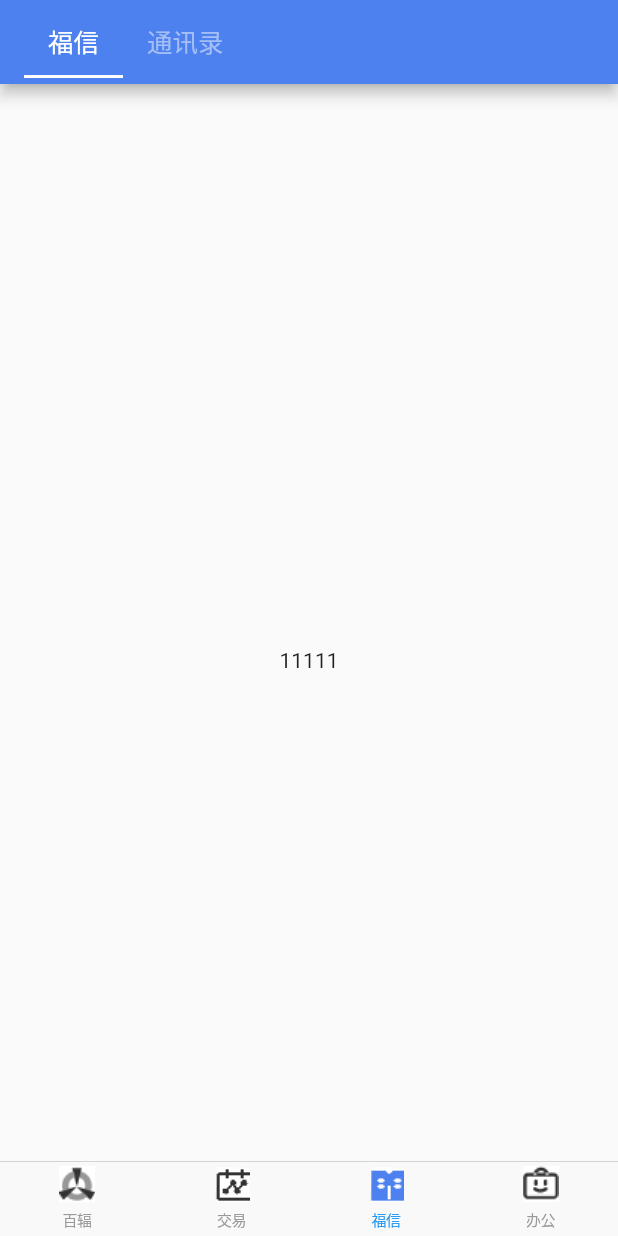
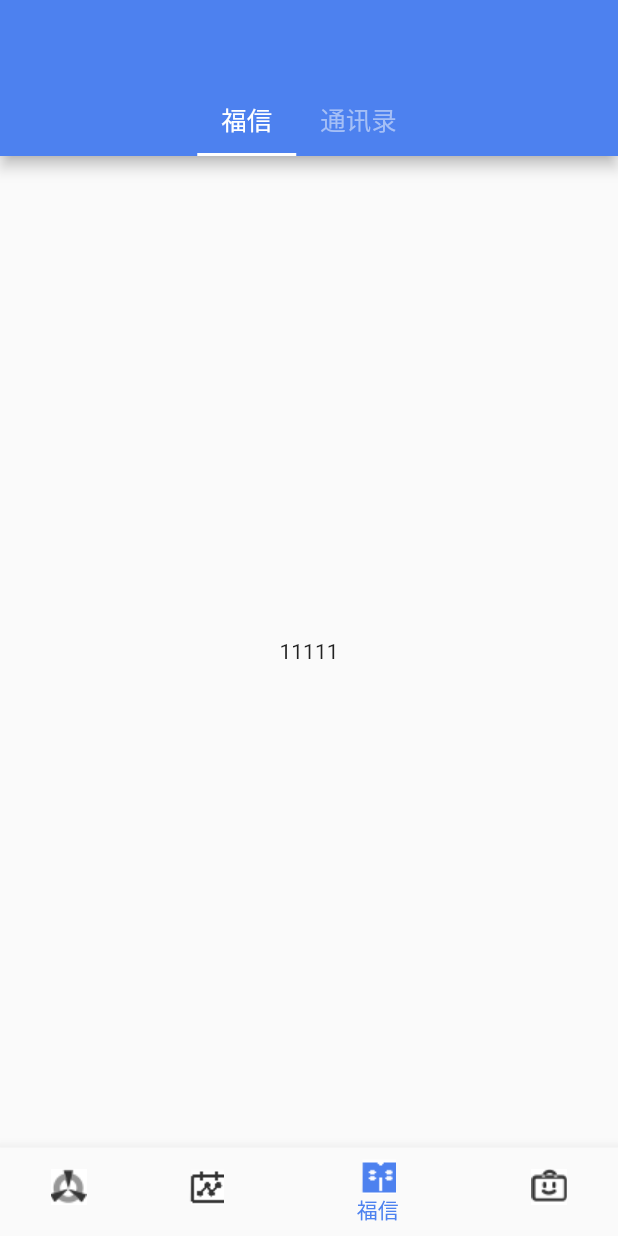
Before and after one commit to llwdslal/ttttt, a Flutter app: the screen it shows after launch, item 3 of the bottom bar chosen, on a phone screen of 412 x 824 dp. Run offline on Flutter 3.47's test engine with Material 2 defaults, Android fonts, the phone set to English and light mode, and no system bars.

Commit message:
添加 bottomNavigationBar 底部导航栏

```diff
--- a/lib/pages/app.dart
+++ b/lib/pages/app.dart
@@ -5,48 +5,102 @@ import 'package:bat100appwap/pages/jiaoyi/jiaoyi_index.dart';
 import 'package:bat100appwap/pages/fuxin/fuxin_index.dart';
 import 'package:bat100appwap/pages/bangong/bangong_index.dart';
 
-class App extends StatelessWidget{
+class App extends StatelessWidget {
+  @override
+  Widget build(BuildContext context) {
+    return MaterialApp(
+      home:
+          HomePage([BaifuIndex(), JiaoyiIndex(), FuxinIndex(), BanGongIndex()]),
+    );
+  }
+}
+
+class HomePage extends StatefulWidget {
+  final List<Widget> homePages;
+
+  HomePage(this.homePages);
+
+  @override
+  State<StatefulWidget> createState() {
+    return HomePageState(homePages);
+  }
+}
+
+class HomePageState extends State<HomePage>{
+  final List<Widget> homePages;
+  int _selectedIndex = 0;
+
+  HomePageState(this.homePages);
+
+
+  void _onItemTapped(int index){
+    if(index != _selectedIndex){
+      setState(() {
+        _selectedIndex = index;
+      });
+    }
+  }
+
 
   @override
   Widget build(BuildContext context) {
+    return Scaffold(
+      body: homePages[_selectedIndex],
+      bottomNavigationBar: BottomNavigationBar(
+        items: <BottomNavigationBarItem>[
+          getBarItem('百辐', 'baifu'),
+          getBarItem('交易', 'jiaoyi'),
+          getBarItem('福信', 'fuxin'),
+          getBarItem('办公', 'bangong'),
+        ],
+        currentIndex: _selectedIndex,
+        onTap: _onItemTapped,
+        selectedItemColor: Color(0xFF4D81EF),
+      ),
+    );
+  }
 
-    return MaterialApp(
-      home: HomePageIOS([BaifuIndex(),JiaoyiIndex(),FuxinIndex(),BanGongIndex()]),
+  BottomNavigationBarItem getBarItem(String title,String imgName){
+    return BottomNavigationBarItem(
+        icon: Image.asset('assets/images/bottom_tab_bar/$imgName.png'),
+        title: Text(title),
+        activeIcon: Image.asset('assets/images/bottom_tab_bar/${imgName}_selected.png')
     );
   }
 
 }
 
+class HomePageIOS extends StatelessWidget {
+  final List<Widget> homePages;
 
-class HomePageIOS extends StatelessWidget{
-
-  final List<Widget> baifuPage;
-
-  HomePageIOS(this.baifuPage);
-
+  HomePageIOS(this.homePages);
 
   @override
   Widget build(BuildContext context) {
     return CupertinoTabScaffold(
       tabBar: CupertinoTabBar(
         items: <BottomNavigationBarItem>[
-          BottomNavigationBarItem(icon: Image.asset('assets/images/bottom_tab_bar/baifu.png'),title: Text('百辐'),activeIcon: Image.asset('assets/images/bottom_tab_bar/baifu_selected.png')),
-          BottomNavigationBarItem(icon: Image.asset('assets/images/bottom_tab_bar/jiaoyi.png'),title: Text('交易'),activeIcon: Image.asset('assets/images/bottom_tab_bar/jiaoyi_selected.png')),
-          BottomNavigationBarItem(icon: Image.asset('assets/images/bottom_tab_bar/fuxin.png'),title: Text('福信'),activeIcon: Image.asset('assets/images/bottom_tab_bar/fuxin_selected.png')),
-          BottomNavigationBarItem(icon: Image.asset('assets/images/bottom_tab_bar/bangong.png'),title: Text('办公'),activeIcon: Image.asset('assets/images/bottom_tab_bar/bangong_selected.png')),
-
+          getBarItem('百辐', 'baifu'),
+          getBarItem('交易', 'jiaoyi'),
+          getBarItem('福信', 'fuxin'),
+          getBarItem('办公', 'bangong'),
         ],
       ),
-      tabBuilder: (BuildContext context,int index){
+      tabBuilder: (BuildContext context, int index) {
         return CupertinoTabView(
-          builder: (BuildContext context){
-            return this.baifuPage[index];
+          builder: (BuildContext context) {
+            return this.homePages[index];
           },
         );
       },
     );
   }
 
-
-
+  BottomNavigationBarItem getBarItem(String title,String imgName){
+    return BottomNavigationBarItem(
+        icon: Image.asset('assets/images/bottom_tab_bar/$imgName.png'),
+        title: Text(title),
+        activeIcon: Image.asset('assets/images/bottom_tab_bar/${imgName}_selected.png')
+    );
+  }
 }
--- a/lib/pages/fuxin/fuxin_index.dart
+++ b/lib/pages/fuxin/fuxin_index.dart
@@ -32,8 +32,9 @@ class FuxinTabsState extends State<FuxinTabs>
   @override
   Widget build(BuildContext context) {
     return Scaffold(
-      appBar:AppBar(
-        title: TabBar(
+      appBar: AppBar(
+          backgroundColor: Color(0xFF4D81EF),
+          bottom: TabBar(
               isScrollable: true,
               controller: _tabController,
               labelColor: Colors.white,
@@ -41,14 +42,23 @@ class FuxinTabsState extends State<FuxinTabs>
               unselectedLabelColor: Color(0xffA5BFF6),
               labelStyle: TextStyle(fontSize: 17.0),
               tabs: _tabList),
-        backgroundColor: Color(0xFF4D81EF),
+//          title: Center(
+//            child: TabBar(
+//                isScrollable: true,
+//                controller: _tabController,
+//                labelColor: Colors.white,
+//                indicatorColor: Colors.white,
+//                unselectedLabelColor: Color(0xffA5BFF6),
+//                labelStyle: TextStyle(fontSize: 17.0),
+//                tabs: _tabList),
+//          )
       ),
       body: TabBarView(
         controller: _tabController,
         physics: NeverScrollableScrollPhysics(),
-        children:[
-          Center(child:Text('11111')),
-          Center(child:Text('222222')),
+        children: [
+          Center(child: Text('11111')),
+          Center(child: Text('222222')),
         ],
       ),
     );
```
Lines whose indentation alone changed are shown as unchanged.
